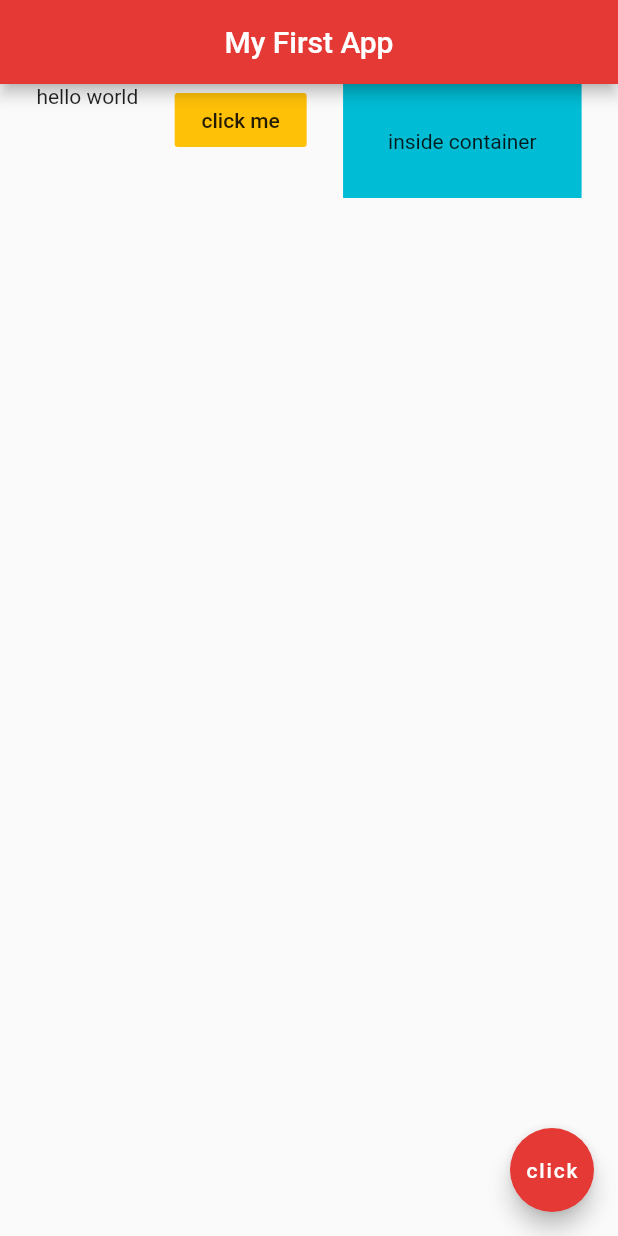
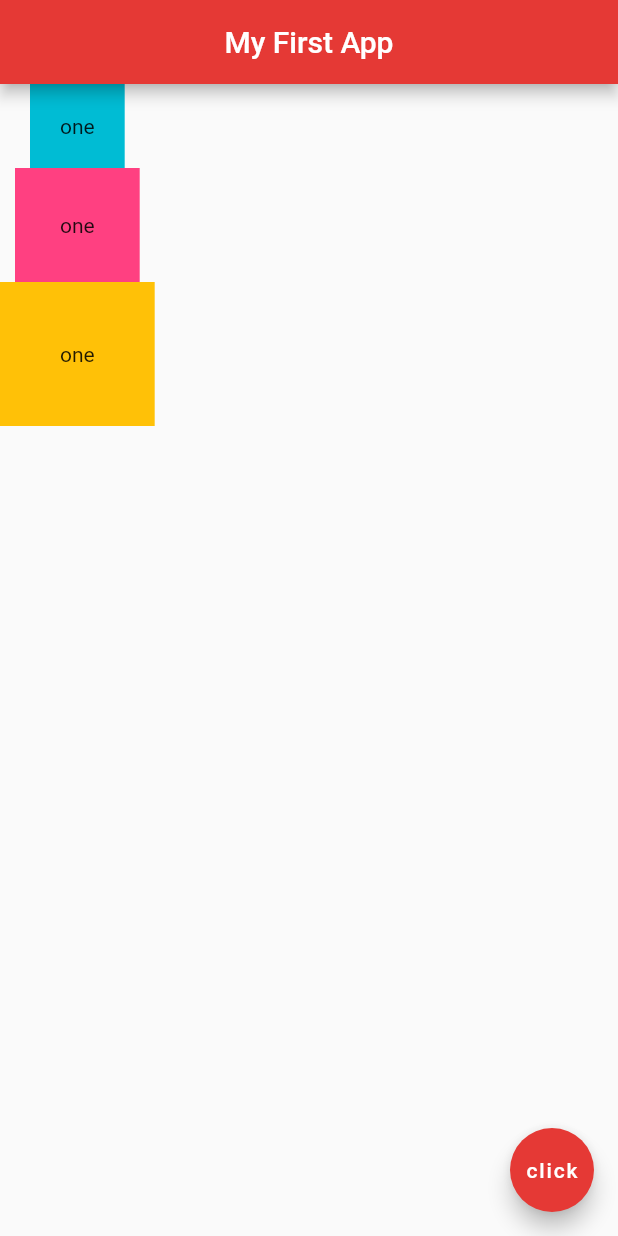
Before and after one commit to SafNaaz/myapp, a Flutter app: the screen it shows after launch, on a phone screen of 412 x 824 dp. Run offline on Flutter 3.47's test engine with Material 2 defaults, Android fonts, the phone set to English and light mode, and no system bars.

Commit message:
column alignment

```diff
--- a/lib/main.dart
+++ b/lib/main.dart
@@ -15,23 +15,23 @@ class Home extends StatelessWidget {
         centerTitle: true,
         backgroundColor: Colors.red[600],
       ),
-      body: Row(
-        mainAxisAlignment: MainAxisAlignment.spaceEvenly,
-        crossAxisAlignment: CrossAxisAlignment.start,
-        children: <Widget>[
-          Text('hello world'),
-          FlatButton(
-            onPressed: (){},
-            color: Colors.amber,
-            child: Text('click me'),
-          ),
-          Container(
-            color: Colors.cyan,
-            padding: EdgeInsets.all(30.0),
-            child: Text('inside container'),
-          )
-        ],
-      ),
+      body: Column(children: <Widget>[
+        Container(
+          padding: EdgeInsets.all(20.0),
+          color: Colors.cyan,
+          child:Text('one')
+        ),
+        Container(
+          padding: EdgeInsets.all(30.0),
+          color: Colors.pinkAccent,
+          child:Text('one')
+        ),
+        Container(
+          padding: EdgeInsets.all(40.0),
+          color: Colors.amber,
+          child:Text('one')
+        )
+      ],),
       floatingActionButton: FloatingActionButton(
         onPressed: (){},
         child: Text('click'),
```
